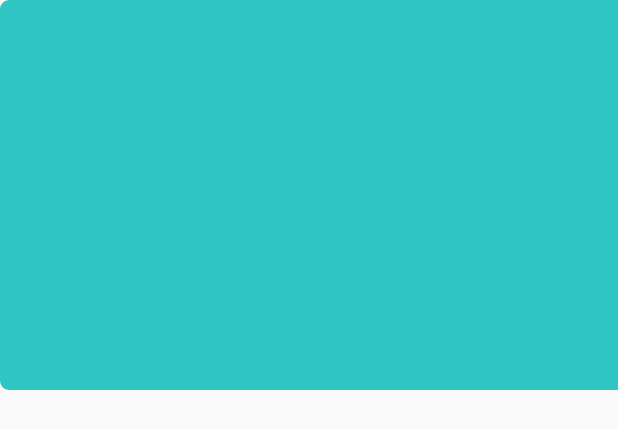
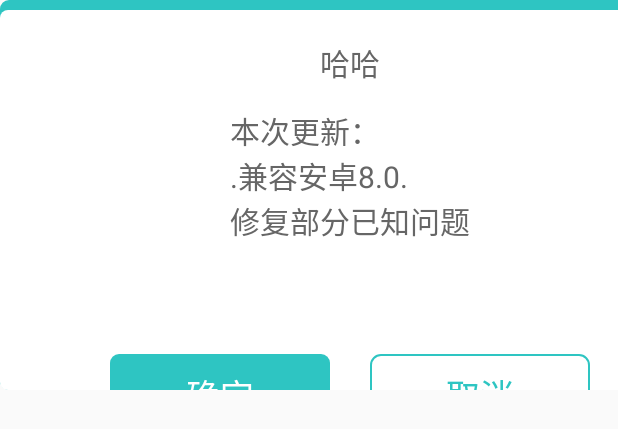
Before and after one commit to AdomChenyuSong/MVPDemo, an Android app: the layout dialog_custom.xml on its own in the app's theme, with its tools: preview values and no code run, on a phone screen of 412 x 824 dp. Shown: the top 429 px of the screen. Run offline under Robolectric (Android 15) with nearby library versions, the phone set to English and light mode, and no system bars.

Commit message:
数据 框架

```diff
--- a/app/src/main/AndroidManifest.xml
+++ b/app/src/main/AndroidManifest.xml
@@ -1,6 +1,7 @@
 <?xml version="1.0" encoding="utf-8"?>
 <manifest xmlns:android="http://schemas.android.com/apk/res/android"
     package="com.example.qqweq.mvpdemo">
+    <uses-permission android:name="android.permission.INTERNET"></uses-permission>
 
     <application xmlns:tools="http://schemas.android.com/tools"
         android:name=".MvpApplication"
--- a/app/src/main/java/com/example/qqweq/mvpdemo/Configuration.java
+++ b/app/src/main/java/com/example/qqweq/mvpdemo/Configuration.java
@@ -11,5 +11,5 @@ public class Configuration {
      * //正式库地址: http://www.reebo.cn
      * //新测试环境 http://192.168.20.151
      */
-    public static final String BASE_URL = "http://apipred.reebo.cn:8088";
+    public static final String BASE_URL = "http://www.reebo.cn/";
 }
--- a/app/src/main/java/com/example/qqweq/mvpdemo/MvpApplication.java
+++ b/app/src/main/java/com/example/qqweq/mvpdemo/MvpApplication.java
@@ -17,8 +17,10 @@ import org.greenrobot.eventbus.meta.SubscriberMethodInfo;
  */
 
 public class MvpApplication extends Application {
+    public static MvpApplication mvpApplication;
     @Override
     public void onCreate() {
         super.onCreate();
+        mvpApplication=this;
     }
 }
--- a/app/src/main/java/com/example/qqweq/mvpdemo/base/BaseActivity.java
+++ b/app/src/main/java/com/example/qqweq/mvpdemo/base/BaseActivity.java
@@ -25,7 +25,6 @@ public abstract class BaseActivity extends AppCompatActivity implements View.OnC
     @Override
     protected void onPause() {
         super.onPause();
-//        EventBus.getDefault().unregister(this);
     }
 
     @Override
@@ -51,8 +50,6 @@ public abstract class BaseActivity extends AppCompatActivity implements View.OnC
         }
         initView();
         initData(bundle);
-
-//        EventBus.getDefault().register(this);
     }
     /**
      * 设置状态栏颜色
--- a/app/src/main/java/com/example/qqweq/mvpdemo/connection/netinterface/VersionService.java
+++ b/app/src/main/java/com/example/qqweq/mvpdemo/connection/netinterface/VersionService.java
@@ -1,6 +1,7 @@
 package com.example.qqweq.mvpdemo.connection.netinterface;
 
 import com.example.qqweq.mvpdemo.bean.AppVersionModel;
+import com.example.qqweq.mvpdemo.bean.BaseEntity;
 import com.example.qqweq.mvpdemo.bean.FinishedDataBean;
 
 import java.util.List;
@@ -14,6 +15,6 @@ import retrofit2.http.Query;
  */
 
 public interface VersionService {
-    @GET("/c/v1/version/1")
-    Observable<AppVersionModel> getVersion(@Query("versioncode") int versioncode);
+    @GET("c/v1/version/1")
+    Observable<BaseEntity<AppVersionModel>> getVersion(@Query("versioncode") int versioncode);
 }
--- a/app/src/main/res/layout/dialog_custom.xml
+++ b/app/src/main/res/layout/dialog_custom.xml
@@ -1,10 +1,76 @@
 <?xml version="1.0" encoding="utf-8"?>
-<RelativeLayout xmlns:android="http://schemas.android.com/apk/res/android"
+<LinearLayout xmlns:android="http://schemas.android.com/apk/res/android"
     android:layout_width="700px"
     android:layout_height="390px"
     android:background="@drawable/shap_dialog_green_5dp"
     android:orientation="vertical">
 
+    <LinearLayout
+        android:layout_marginTop="10px"
+        android:layout_width="700px"
+        android:layout_height="380px"
+        android:layout_alignParentBottom="true"
+        android:background="@drawable/shap_dialog_white"
+        android:orientation="vertical"
+        android:paddingLeft="10px"
+        android:paddingRight="10px">
+
+        <RelativeLayout
+            android:layout_width="match_parent"
+            android:layout_height="wrap_content">
+            <TextView
+                android:id="@+id/tv_custom_title"
+                android:layout_centerHorizontal="true"
+                android:layout_width="wrap_content"
+                android:layout_height="wrap_content"
+                android:layout_gravity="center_horizontal"
+                android:layout_marginTop="30px"
+                android:textColor="@color/text_666666"
+                android:text="哈哈"
+                android:textSize="30px" />
+            <TextView
+                android:layout_centerHorizontal="true"
+                android:id="@+id/dialog_tv_msg"
+                android:layout_width="wrap_content"
+                android:layout_height="wrap_content"
+                android:layout_gravity="center_horizontal"
+                android:layout_marginTop="98px"
+                android:textColor="@color/text_666666"
+                android:text="本次更新：\n.兼容安卓8.0.\n修复部分已知问题\n"
+                android:textSize="30px" />
+        </RelativeLayout>
+
+        <LinearLayout
+            android:layout_width="match_parent"
+            android:layout_height="82px"
+            android:layout_gravity="center_horizontal"
+            android:layout_marginTop="74px"
+            android:gravity="center"
+            android:orientation="horizontal">
+
+            <TextView
+                android:id="@+id/dialog_tv_confirm"
+                android:layout_width="220px"
+                android:layout_height="82px"
+                android:background="@drawable/shap_dialog_green_5dp"
+                android:gravity="center"
+                android:text="@string/string_confirm"
+                android:textColor="@color/white"
+                android:textSize="34px" />
+
+            <TextView
+                android:id="@+id/dialog_tv_cancel"
+                android:layout_width="220px"
+                android:layout_height="82px"
+                android:layout_gravity="center_horizontal"
+                android:layout_marginLeft="40px"
+                android:background="@drawable/shap_dialog_green_stroke_10px"
+                android:gravity="center"
+                android:text="@string/string_cancel"
+                android:textColor="@color/app_bg"
+                android:textSize="34px" />
+        </LinearLayout>
+    </LinearLayout>
 
 
-</RelativeLayout>
+</LinearLayout>
```
Also changed, not shown: app/src/main/java/com/example/qqweq/mvpdemo/activity/WelcomeActivity.java (+44 -0 lines), app/src/main/java/com/example/qqweq/mvpdemo/bean/BaseEntity.java (added, +37 -0 lines), app/src/main/java/com/example/qqweq/mvpdemo/connection/ApiException.java (added, +19 -0 lines), app/src/main/java/com/example/qqweq/mvpdemo/connection/ApiSubscriber.java (added, +68 -0 lines), app/src/main/java/com/example/qqweq/mvpdemo/connection/BaseRetrofit.java (+8 -6 lines), app/src/main/java/com/example/qqweq/mvpdemo/connection/RxClient.java (+59 -5 lines), app/src/main/java/com/example/qqweq/mvpdemo/dialog/LoadingDialog.java (added, +106 -0 lines), app/src/main/java/com/example/qqweq/mvpdemo/untils/ToastUtils.java (added, +33 -0 lines), app/src/main/res/drawable/progress.xml (added, +7 -0 lines), app/src/main/res/layout/dialog_loading.xml (added, +38 -0 lines), app/src/main/res/values/styles.xml (+10 -1 lines).
